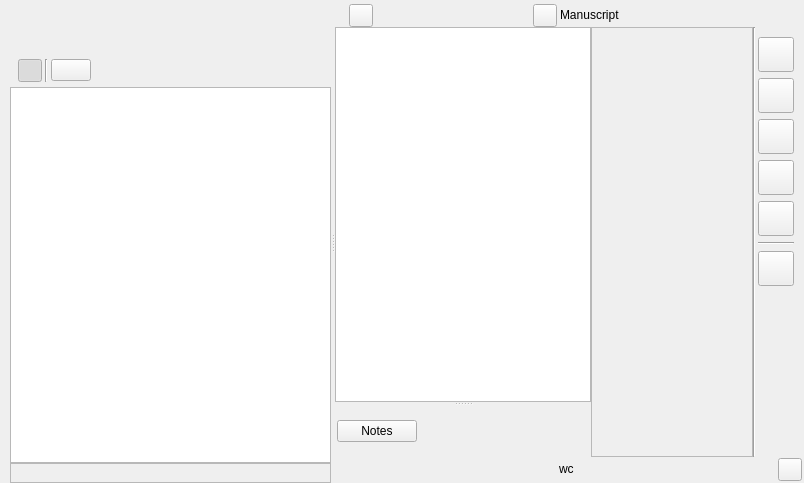
Above: ui/manuscript_view.ui from zkovari/plotlyst before the change. Below: the same form after it.
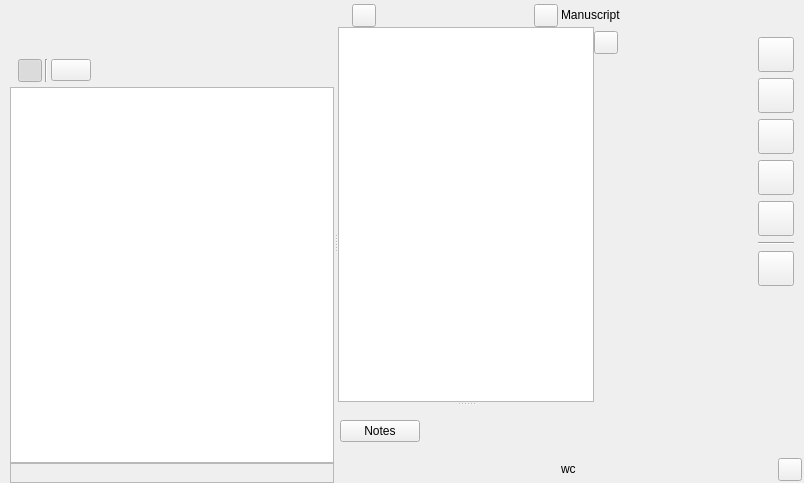
That is the form after the change. Custom widgets are drawn as their Qt base class.

Commit message: Improve sidebar in manuscript panel

```diff
--- a/ui/manuscript_view.ui
+++ b/ui/manuscript_view.ui
@@ -438,7 +438,7 @@
              </size>
             </property>
             <property name="frameShape">
-             <enum>QFrame::StyledPanel</enum>
+             <enum>QFrame::NoFrame</enum>
             </property>
             <property name="frameShadow">
              <enum>QFrame::Sunken</enum>
@@ -454,7 +454,7 @@
               <number>0</number>
              </property>
              <property name="topMargin">
-              <number>0</number>
+              <number>4</number>
              </property>
              <property name="rightMargin">
               <number>0</number>
@@ -462,6 +462,16 @@
              <property name="bottomMargin">
               <number>0</number>
              </property>
+             <item alignment="Qt::AlignLeft">
+              <widget class="QToolButton" name="btnHideRightBar">
+               <property name="cursor">
+                <cursorShape>PointingHandCursor</cursorShape>
+               </property>
+               <property name="text">
+                <string/>
+               </property>
+              </widget>
+             </item>
              <item>
               <widget class="QStackedWidget" name="stackSide">
                <widget class="QWidget" name="pageInfo">
@@ -479,7 +489,7 @@
                   <number>5</number>
                  </property>
                  <property name="bottomMargin">
-                  <number>2</number>
+                  <number>25</number>
                  </property>
                 </layout>
                </widget>
@@ -635,13 +645,6 @@
             </layout>
            </widget>
           </item>
-          <item>
-           <widget class="Line" name="line">
-            <property name="orientation">
-             <enum>Qt::Vertical</enum>
-            </property>
-           </widget>
-          </item>
           <item>
            <widget class="QFrame" name="wdgSideBar">
             <property name="sizePolicy">
```
Left out of the diff: 6 changed lines with no effect on the pictures. The commit also changes 3 other files.
